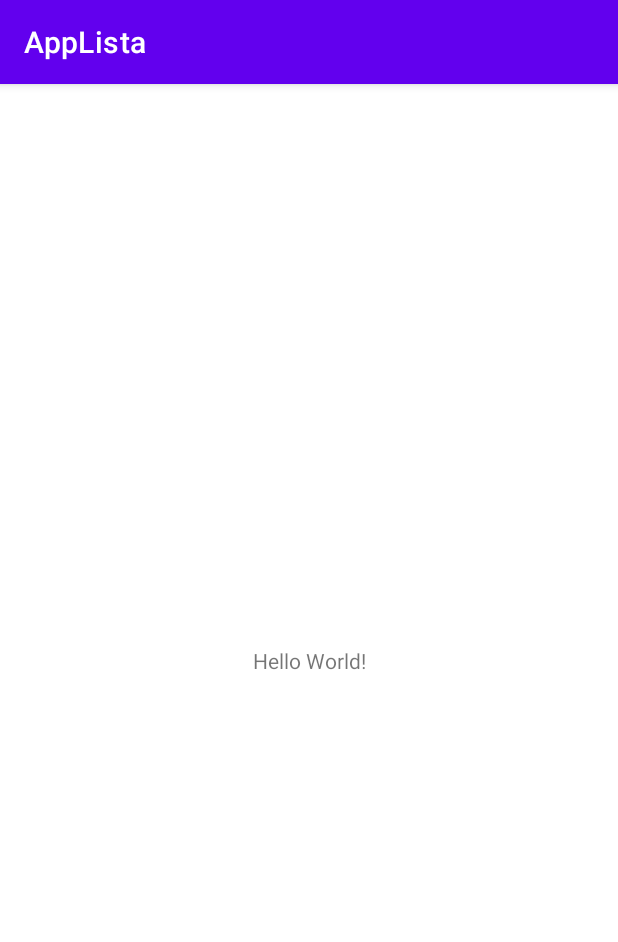
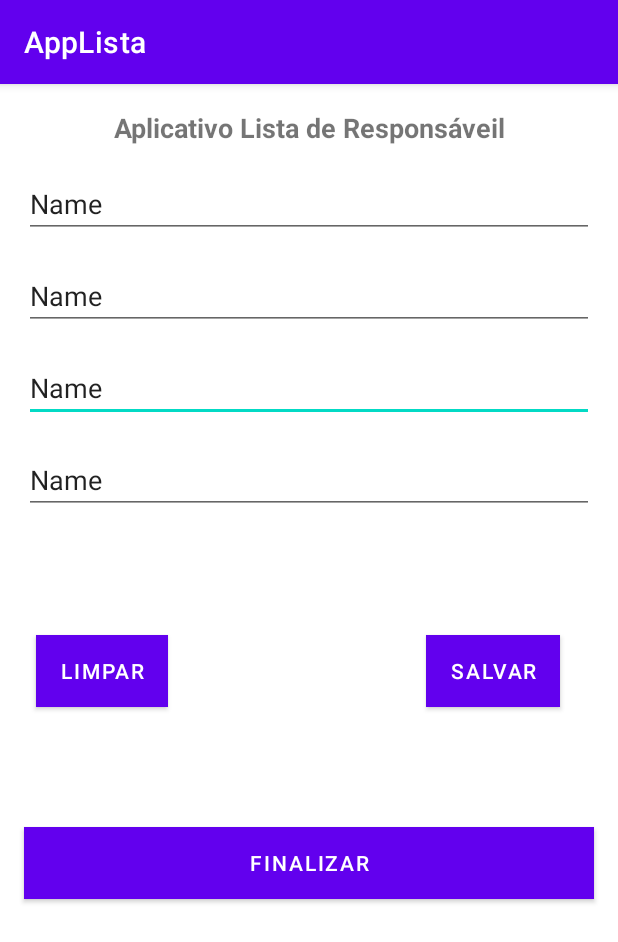
Before and after one commit to fernandoppm/Desenvolvimento_Android, an Android app: the screen it shows after launch (MainActivity), on a phone screen of 412 x 824 dp. Shown: the top 942 px of the screen. Run offline under Robolectric (Android 15) with nearby library versions, the phone set to English and light mode, and no system bars.

Commit message:
Create the Application Layout

```diff
--- a/AppLista/app/src/main/res/layout/activity_main.xml
+++ b/AppLista/app/src/main/res/layout/activity_main.xml
@@ -7,12 +7,115 @@
     tools:context=".MainActivity">
 
     <TextView
+        android:id="@+id/textView"
         android:layout_width="wrap_content"
         android:layout_height="wrap_content"
-        android:text="Hello World!"
+        android:text="Aplicativo Lista de Responsáveil"
+        android:textSize="18sp"
+        android:textStyle="bold"
         app:layout_constraintBottom_toBottomOf="parent"
         app:layout_constraintEnd_toEndOf="parent"
         app:layout_constraintStart_toStartOf="parent"
-        app:layout_constraintTop_toTopOf="parent" />
+        app:layout_constraintTop_toTopOf="parent"
+        app:layout_constraintVertical_bias="0.022" />
+
+    <EditText
+        android:id="@+id/editTextTextPersonName3"
+        android:layout_width="match_parent"
+        android:layout_height="wrap_content"
+        android:layout_margin="16dp"
+        android:layout_marginTop="16dp"
+        android:ems="10"
+        android:hint="Nome do Aluno"
+        android:inputType="textPersonName"
+        android:text="Name"
+        app:layout_constraintEnd_toEndOf="parent"
+        app:layout_constraintStart_toStartOf="parent"
+        app:layout_constraintTop_toBottomOf="@+id/editTextTextPersonName2" />
+
+    <EditText
+        android:id="@+id/editTextTextPersonName"
+        android:layout_width="match_parent"
+        android:layout_height="wrap_content"
+        android:layout_margin="16dp"
+        android:layout_marginTop="16dp"
+        android:ems="10"
+        android:hint="Primeiro Nome"
+        android:inputType="textPersonName"
+        android:text="Name"
+        app:layout_constraintEnd_toEndOf="parent"
+        app:layout_constraintStart_toStartOf="parent"
+        app:layout_constraintTop_toBottomOf="@+id/textView" />
+
+    <EditText
+        android:id="@+id/editTextTextPersonName2"
+        android:layout_width="match_parent"
+        android:layout_height="wrap_content"
+        android:layout_margin="16dp"
+        android:layout_marginTop="16dp"
+        android:ems="10"
+        android:hint="Sobrenome"
+        android:inputType="textPersonName"
+        android:text="Name"
+        app:layout_constraintEnd_toEndOf="parent"
+        app:layout_constraintStart_toStartOf="parent"
+        app:layout_constraintTop_toBottomOf="@+id/editTextTextPersonName" />
+
+    <EditText
+        android:id="@+id/editTextTextPersonName4"
+        android:layout_width="match_parent"
+        android:layout_height="wrap_content"
+        android:layout_margin="16dp"
+        android:layout_marginTop="16dp"
+        android:ems="10"
+        android:hint="Telefone de Contato"
+        android:inputType="textPersonName"
+        android:text="Name"
+        app:layout_constraintEnd_toEndOf="parent"
+        app:layout_constraintHorizontal_bias="1.0"
+        app:layout_constraintStart_toStartOf="parent"
+        app:layout_constraintTop_toBottomOf="@+id/editTextTextPersonName3" />
+
+    <Button
+        android:id="@+id/button"
+        android:layout_width="wrap_content"
+        android:layout_height="wrap_content"
+        android:layout_marginStart="24dp"
+        android:layout_marginBottom="80dp"
+        android:background="@color/purple_200"
+        android:text="LIMPAR"
+        app:layout_constraintBottom_toTopOf="@+id/button3"
+        app:layout_constraintStart_toStartOf="parent"
+        app:layout_constraintTop_toBottomOf="@+id/editTextTextPersonName4"
+        app:layout_constraintVertical_bias="1.0" />
+
+    <Button
+        android:id="@+id/button2"
+        android:layout_width="wrap_content"
+        android:layout_height="wrap_content"
+        android:layout_marginStart="172dp"
+        android:layout_marginBottom="80dp"
+        android:background="@color/CorBotoes"
+        android:text="SALVAR"
+        app:layout_constraintBottom_toTopOf="@+id/button3"
+        app:layout_constraintStart_toEndOf="@+id/button"
+        app:layout_constraintTop_toBottomOf="@+id/editTextTextPersonName4"
+        app:layout_constraintVertical_bias="1.0" />
+
+    <Button
+        android:id="@+id/button3"
+        android:layout_width="match_parent"
+        android:layout_height="wrap_content"
+        android:layout_margin="16dp"
+        android:layout_marginTop="388dp"
+        android:layout_marginBottom="120dp"
+        android:background="@color/CorBotoes"
+        android:text="FINALIZAR"
+        app:layout_constraintBottom_toBottomOf="parent"
+        app:layout_constraintEnd_toEndOf="parent"
+        app:layout_constraintHorizontal_bias="1.0"
+        app:layout_constraintStart_toStartOf="parent"
+        app:layout_constraintTop_toBottomOf="@+id/editTextTextPersonName4"
+        app:layout_constraintVertical_bias="0.48" />
 
 </androidx.constraintlayout.widget.ConstraintLayout>
--- a/AppLista/app/src/main/res/values/colors.xml
+++ b/AppLista/app/src/main/res/values/colors.xml
@@ -7,4 +7,5 @@
     <color name="teal_700">#FF018786</color>
     <color name="black">#FF000000</color>
     <color name="white">#FFFFFFFF</color>
+    <color name="CorBotoes">#00BCD4</color>
 </resources>
```
